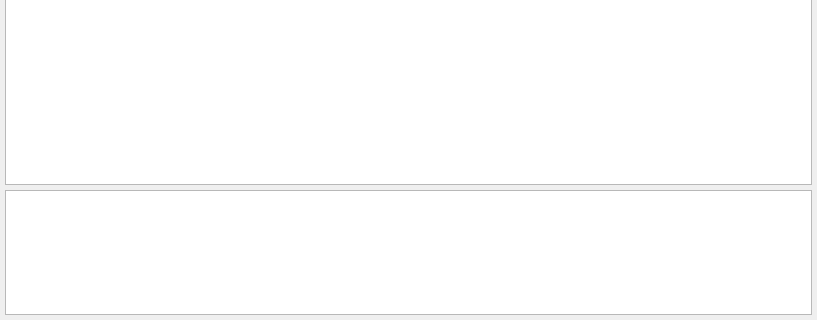
The window that SSACSimulator/MainWindow.ui (mbsanchez/ssacsimulator) describes before a commit, drawn with Qt 5; both pictures show x 0 to 817 and y 247 to 567 of the 817 by 567 pixel window.
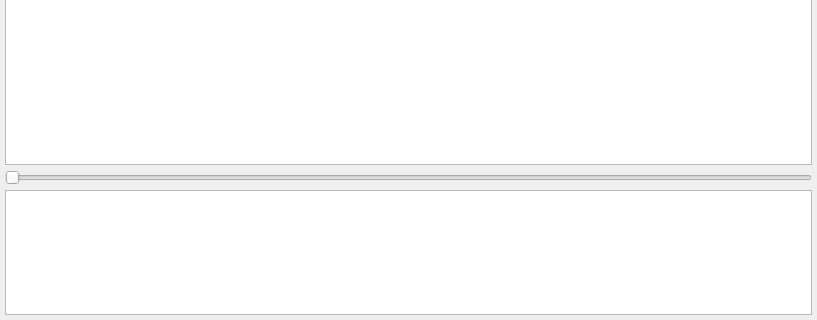
The same window after the commit. Icons and pictures are not drawn. Custom widgets are drawn as their Qt base class.

Commit message: Simulation events is read from file

Patch:
```diff
--- a/SSACSimulator/MainWindow.ui
+++ b/SSACSimulator/MainWindow.ui
@@ -14,7 +14,7 @@
    <string>Self-supervising autonomic cycle simulator</string>
   </property>
   <widget class="QWidget" name="centralWidget">
-   <layout class="QVBoxLayout" name="verticalLayout" stretch="0,5,0">
+   <layout class="QVBoxLayout" name="verticalLayout" stretch="0,5,0,0">
     <property name="spacing">
      <number>5</number>
     </property>
@@ -68,6 +68,34 @@
       </property>
      </widget>
     </item>
+    <item>
+     <widget class="QSlider" name="eventsTracker">
+      <property name="enabled">
+       <bool>false</bool>
+      </property>
+      <property name="maximum">
+       <number>9999999</number>
+      </property>
+      <property name="value">
+       <number>1000000</number>
+      </property>
+      <property name="sliderPosition">
+       <number>0</number>
+      </property>
+      <property name="tracking">
+       <bool>false</bool>
+      </property>
+      <property name="orientation">
+       <enum>Qt::Horizontal</enum>
+      </property>
+      <property name="invertedAppearance">
+       <bool>false</bool>
+      </property>
+      <property name="invertedControls">
+       <bool>false</bool>
+      </property>
+     </widget>
+    </item>
     <item>
      <widget class="QTextEdit" name="mDashboard">
       <property name="sizePolicy">
```
The commit also changes 8 other files.
